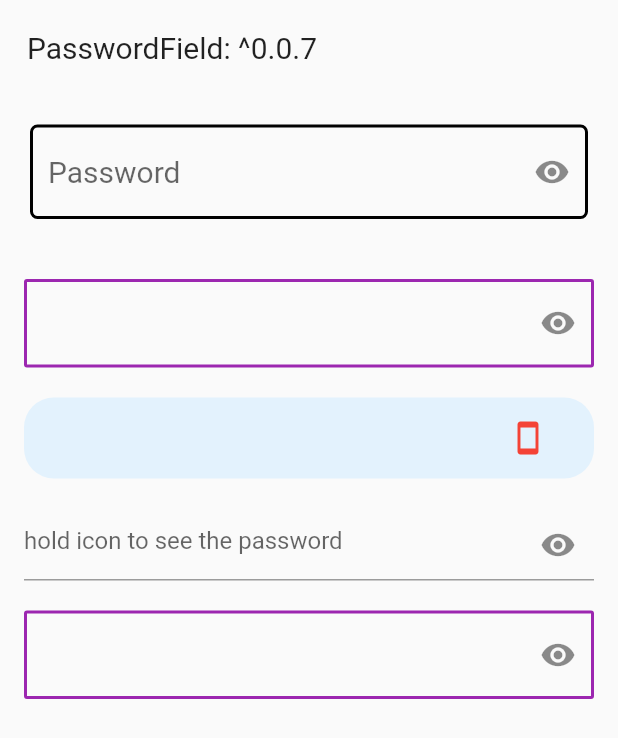
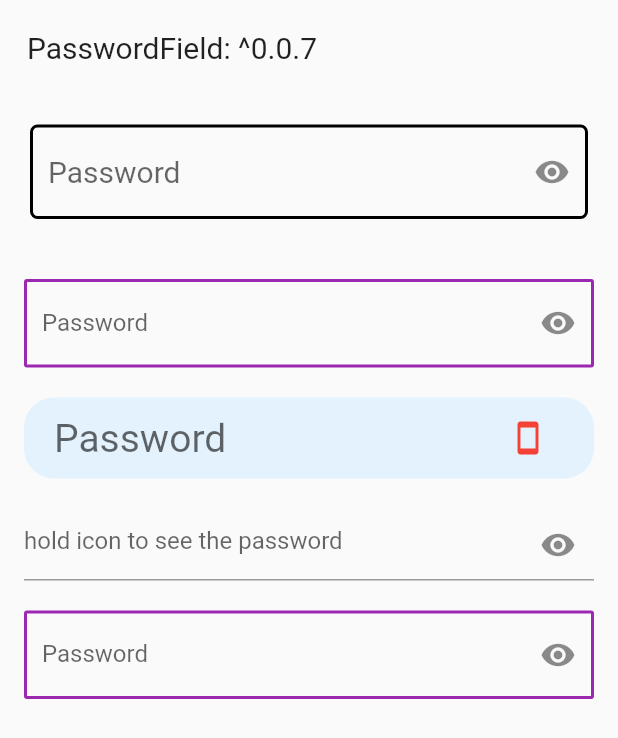
Before and after one commit to maheshj01/passwordfield, a Flutter app: the screen it shows after launch, on a phone screen of 412 x 824 dp. Shown: the top 738 px of the screen. Run offline on Flutter 3.47's test engine with Material 2 defaults, Android fonts, the phone set to English and light mode, and no system bars.

Commit message:
Fix issue
hintText should have default of 'Password' rather than '' empty. and I can't find any logic behind assert(hasFloatingPlaceholder == true && hintText == '').

```diff
--- a/lib/passwordfield.dart
+++ b/lib/passwordfield.dart
@@ -12,7 +12,7 @@ class PasswordField extends StatefulWidget {
       this.color,
       this.controller,
       this.hasFloatingPlaceholder = false,
-      this.hintText = '',
+      this.hintText = 'Password',
       this.hintStyle,
       this.inputStyle,
       this.maxLength,
@@ -29,8 +29,7 @@ class PasswordField extends StatefulWidget {
       this.pattern,
       this.suffixIconEnabled = true})
       : assert((backgroundColor == null && backgroundBorderRadius == null) ||
-            (backgroundColor != null && backgroundBorderRadius != null)),
-        assert(hasFloatingPlaceholder == true && hintText == '');
+            (backgroundColor != null && backgroundBorderRadius != null));
 
   /// if autofocus is true keyboard pops up as soon as the widget is rendered on screen
   /// defaults to false
@@ -161,15 +160,12 @@ class PasswordFieldState extends State<PasswordField> {
                   errorStyle: widget.errorStyle,
                   enabledBorder: widget.border,
                   focusedBorder: widget.focusedBorder,
-                  hintText:
-                      widget.hasFloatingPlaceholder ? null : widget.hintText,
+                  hintText: widget.hasFloatingPlaceholder ? null : widget.hintText,
                   hintStyle: widget.hintStyle ?? widget.inputStyle,
                   counterText: '',
                   focusedErrorBorder: widget.errorFocusedBorder,
                   hasFloatingPlaceholder: widget.hasFloatingPlaceholder,
-                  labelText: widget.hasFloatingPlaceholder
-                      ? (widget.hintText ?? 'Password')
-                      : null,
+                  labelText: widget.hasFloatingPlaceholder ? widget.hintText : null,
                   suffixIcon: widget.suffixIconEnabled
                       ? GestureDetector(
                           child:
```
